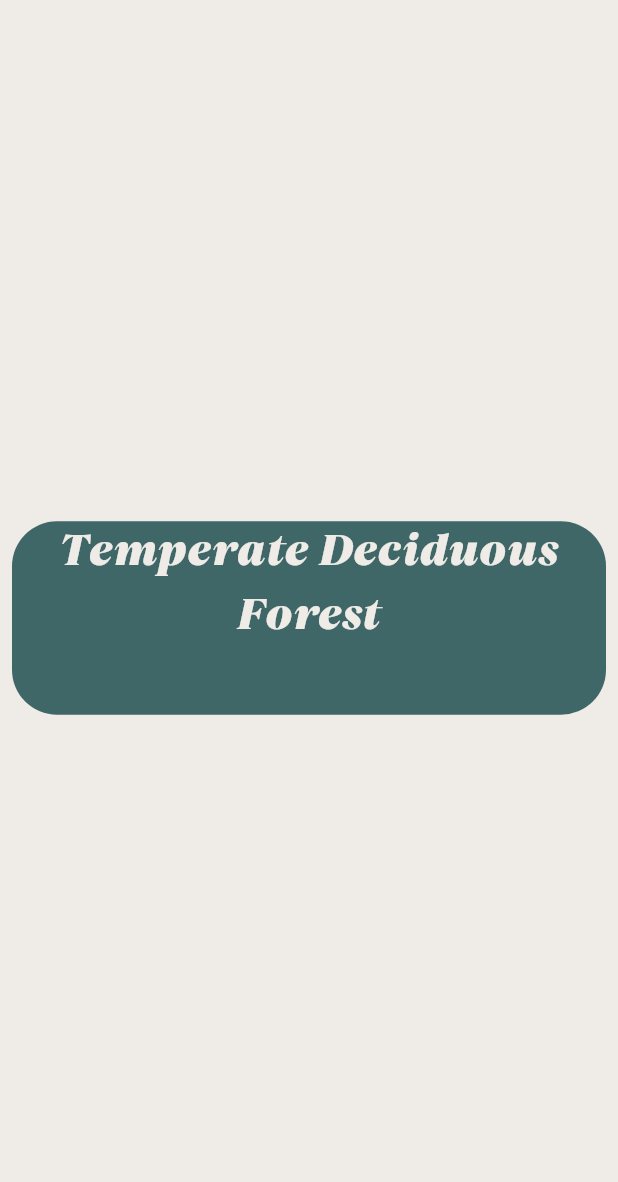
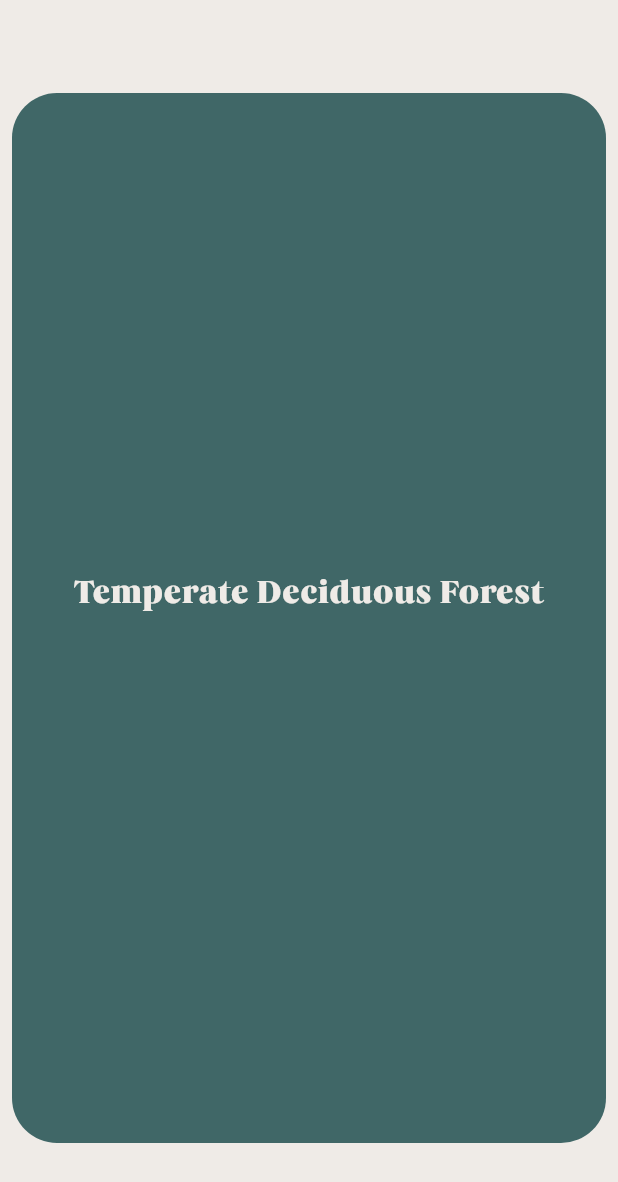
Before and after one commit to honeyzuzu/Indigena, a Flutter app: the BiomePage screen opened directly, on a phone screen of 412 x 824 dp. Shown: the top 1182 px of the screen. Run offline on Flutter 3.47's test engine with Material 3 defaults, Android fonts, the phone set to English and light mode, and no system bars.

Commit message:
CHanged some stuff in biome

```diff
--- a/indigena/lib/biome.dart
+++ b/indigena/lib/biome.dart
@@ -33,6 +33,7 @@ class _BiomePageState extends State<BiomePage> {
                 mainAxisAlignment: MainAxisAlignment.center,
                 children: [
                   Container(//green part
+                    height: 700, width: 400,
                     alignment: Alignment.center,
                     decoration: BoxDecoration(
                       borderRadius: BorderRadius.circular(30),
@@ -44,7 +45,7 @@ class _BiomePageState extends State<BiomePage> {
                         Text("Temperate Deciduous Forest\n",
                             textAlign: TextAlign.center,
                             style:
-                              TextStyle(fontSize: 30, fontFamily: 'Carelia', color: Color(0xffefebe7))),
+                              TextStyle(fontSize: 22, fontFamily: 'Carelia', color: Color(0xffefebe7))),
 
                       ],
                     ),)
--- a/indigena/pubspec.yaml
+++ b/indigena/pubspec.yaml
@@ -78,8 +78,8 @@ flutter:
   fonts:
     - family: Carelia
       fonts:
+        - asset: assets/fonts/carelia/Carelia-Upright.ttf
         - asset: assets/fonts/carelia/Carelia-Italic.ttf
-        - asset: assets/fonts/carelia/Carelia-Upright.ttf
 
     - family: Circe
       fonts:
```
Also changed, not shown: indigena/pubspec.lock.
